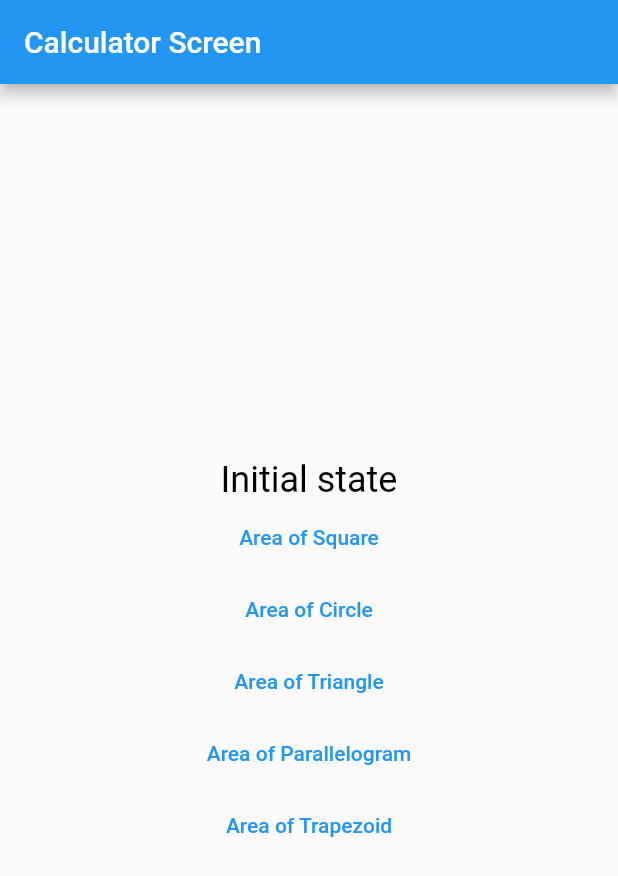
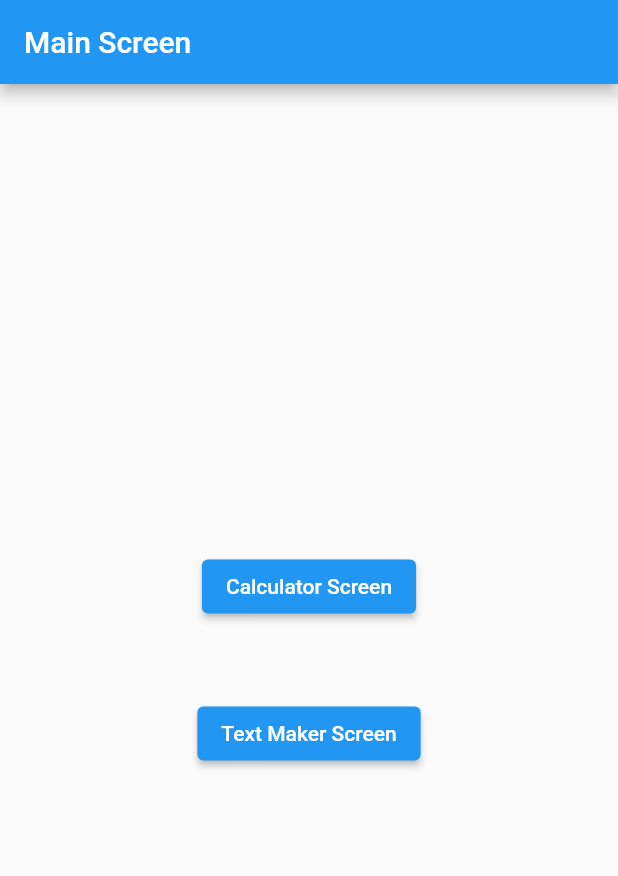
Before and after one commit to solihdev/working_with_bloc, a Flutter app: the screen it shows after launch, on a phone screen of 412 x 824 dp. Shown: the top 876 px of the screen. Run offline on Flutter 3.47's test engine with Material 2 defaults, Android fonts, the phone set to English and light mode, and no system bars; our stand-ins replace flutter_bloc.

Commit message:
some changes

```diff
--- a/lib/main.dart
+++ b/lib/main.dart
@@ -1,7 +1,7 @@
 import 'package:flutter/material.dart';
 import 'package:flutter_bloc/flutter_bloc.dart';
 import 'package:working_with_bloc/bloc/area_calculator/area_calc_cubit.dart';
-import 'package:working_with_bloc/ui/calculator_screen/calculator_screen.dart';
+import 'package:working_with_bloc/ui/main_screen/main_screen.dart';
 
 void main() {
   runApp(
@@ -25,7 +25,7 @@ class MyApp extends StatelessWidget {
         primarySwatch: Colors.blue,
       ),
       debugShowCheckedModeBanner: false,
-      home: const CalculatorScreen(),
+      home: const MainScreen(),
     );
   }
 }
--- /dev/null
+++ b/lib/ui/main_screen/main_screen.dart
@@ -0,0 +1,40 @@
+import 'package:flutter/material.dart';
+import 'package:working_with_bloc/ui/calculator_screen/calculator_screen.dart';
+import 'package:working_with_bloc/ui/text_maker_screen/text_maker_screen.dart';
+
+class MainScreen extends StatelessWidget {
+  const MainScreen({Key? key}) : super(key: key);
+
+  @override
+  Widget build(BuildContext context) {
+    return Scaffold(
+      appBar: AppBar(
+        title: const Text("Main Screen"),
+      ),
+      body: Center(
+        child: Column(
+          mainAxisAlignment: MainAxisAlignment.center,
+          children: [
+            ElevatedButton(
+                onPressed: () {
+                  Navigator.push(
+                      context,
+                      MaterialPageRoute(
+                          builder: (context) => const CalculatorScreen()));
+                },
+                child: const Text("Calculator Screen")),
+            const SizedBox(height: 50,),
+            ElevatedButton(
+                onPressed: () {
+                  Navigator.push(
+                      context,
+                      MaterialPageRoute(
+                          builder: (context) => const TextMakerScreen()));
+                },
+                child: const Text("Text Maker Screen")),
+          ],
+        ),
+      ),
+    );
+  }
+}
```
Also changed, not shown: lib/ui/text_maker_screen/text_maker_screen.dart (added, +14 -0 lines).
